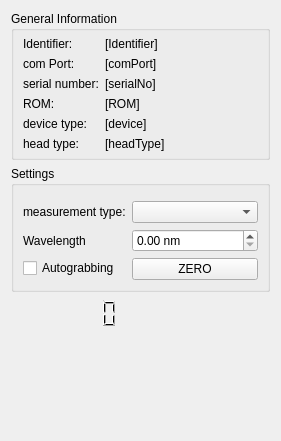
Qt form OphirSerialPlugin/dockWidgetOphirSerialPlugin.ui (itom-project/plugins) before a commit.
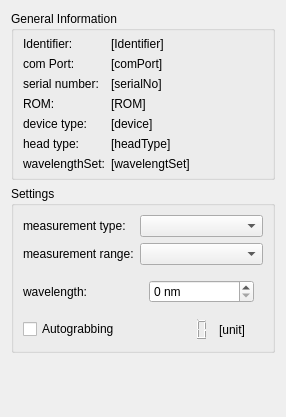
The same form after that commit. Custom widgets are drawn as their Qt base class.

Commit message: OphirSerialPlugin: added dockWidget and read current parameter info

Patch:
```diff
--- a/OphirSerialPlugin/dockWidgetOphirSerialPlugin.ui
+++ b/OphirSerialPlugin/dockWidgetOphirSerialPlugin.ui
@@ -6,8 +6,8 @@
    <rect>
     <x>0</x>
     <y>0</y>
-    <width>281</width>
-    <height>441</height>
+    <width>286</width>
+    <height>417</height>
    </rect>
   </property>
   <property name="windowTitle">
@@ -32,13 +32,6 @@
       <property name="bottomMargin">
        <number>6</number>
       </property>
-      <item row="1" column="0">
-       <widget class="QLabel" name="label_6">
-        <property name="text">
-         <string>com Port:</string>
-        </property>
-       </widget>
-      </item>
       <item row="0" column="0">
        <widget class="QLabel" name="lbl1">
         <property name="sizePolicy">
@@ -52,20 +45,6 @@
         </property>
        </widget>
       </item>
-      <item row="0" column="1" colspan="2">
-       <widget class="QLabel" name="lblIdentifier">
-        <property name="text">
-         <string>[Identifier]</string>
-        </property>
-       </widget>
-      </item>
-      <item row="1" column="1">
-       <widget class="QLabel" name="lblComPort">
-        <property name="text">
-         <string>[comPort]</string>
-        </property>
-       </widget>
-      </item>
       <item row="4" column="0">
        <widget class="QLabel" name="label_8">
         <property name="text">
@@ -73,6 +52,13 @@
         </property>
        </widget>
       </item>
+      <item row="1" column="0">
+       <widget class="QLabel" name="label_6">
+        <property name="text">
+         <string>com Port:</string>
+        </property>
+       </widget>
+      </item>
       <item row="4" column="1">
        <widget class="QLabel" name="lblDeviceType">
         <property name="text">
@@ -87,6 +73,20 @@
         </property>
        </widget>
       </item>
+      <item row="0" column="1" colspan="2">
+       <widget class="QLabel" name="lblIdentifier">
+        <property name="text">
+         <string>[Identifier]</string>
+        </property>
+       </widget>
+      </item>
+      <item row="1" column="1">
+       <widget class="QLabel" name="lblComPort">
+        <property name="text">
+         <string>[comPort]</string>
+        </property>
+       </widget>
+      </item>
       <item row="3" column="1">
        <widget class="QLabel" name="lblROM">
         <property name="text">
@@ -101,6 +101,13 @@
         </property>
        </widget>
       </item>
+      <item row="5" column="1">
+       <widget class="QLabel" name="lblHead">
+        <property name="text">
+         <string>[headType]</string>
+        </property>
+       </widget>
+      </item>
       <item row="2" column="1">
        <widget class="QLabel" name="lblSerialNo">
         <property name="text">
@@ -115,10 +122,17 @@
         </property>
        </widget>
       </item>
-      <item row="5" column="1">
-       <widget class="QLabel" name="lblHead">
+      <item row="6" column="0">
+       <widget class="QLabel" name="label_3">
         <property name="text">
-         <string>[headType]</string>
+         <string>wavelengthSet:</string>
+        </property>
+       </widget>
+      </item>
+      <item row="6" column="1">
+       <widget class="QLabel" name="lblWavelengthSet">
+        <property name="text">
+         <string>[wavelengtSet]</string>
         </property>
        </widget>
       </item>
@@ -130,65 +144,71 @@
      <property name="title">
       <string>Settings</string>
      </property>
-     <layout class="QFormLayout" name="formLayout">
-      <item row="0" column="0" colspan="2">
-       <widget class="SliderWidget" name="sliderPowerRange" native="true">
-        <property name="decimals" stdset="0">
-         <number>9</number>
-        </property>
-        <property name="suffix" stdset="0">
-         <string>mW</string>
-        </property>
-        <property name="tracking" stdset="0">
-         <bool>false</bool>
-        </property>
-       </widget>
-      </item>
-      <item row="2" column="0">
-       <widget class="QLabel" name="label">
-        <property name="text">
-         <string>Wavelength</string>
-        </property>
-       </widget>
+     <layout class="QGridLayout" name="gridLayout_4">
+      <item row="1" column="1">
+       <widget class="QComboBox" name="comboBoxRange"/>
       </item>
       <item row="2" column="1">
-       <widget class="QDoubleSpinBox" name="dspinWavelength">
+       <widget class="QStackedWidget" name="stackedWidgetWavelengthSet">
+        <widget class="QWidget" name="page">
+         <layout class="QGridLayout" name="gridLayout_3">
+          <item row="0" column="0">
+           <widget class="QDoubleSpinBox" name="doubleSpinWavelength">
         <property name="keyboardTracking">
          <bool>false</bool>
         </property>
         <property name="suffix">
          <string> nm</string>
         </property>
-       </widget>
-      </item>
-      <item row="3" column="0">
-       <widget class="QCheckBox" name="checkAutograbbing">
-        <property name="text">
-         <string>Autograbbing</string>
-        </property>
-       </widget>
-      </item>
-      <item row="3" column="1">
-       <widget class="QPushButton" name="btnZero">
-        <property name="text">
-         <string>ZERO</string>
-        </property>
-       </widget>
+            <property name="decimals">
+             <number>0</number>
+            </property>
+            <property name="maximum">
+             <double>10000.000000000000000</double>
+            </property>
+           </widget>
+          </item>
+         </layout>
+        </widget>
+        <widget class="QWidget" name="page_2">
+         <layout class="QGridLayout" name="gridLayout_5">
+          <item row="0" column="0">
+           <widget class="QComboBox" name="comboBoxWavelength"/>
+          </item>
+         </layout>
+        </widget>
+       </widget>
       </item>
-      <item row="1" column="0">
+      <item row="0" column="0">
        <widget class="QLabel" name="label_2">
         <property name="text">
          <string>measurement type:</string>
         </property>
        </widget>
       </item>
-      <item row="1" column="1">
+      <item row="2" column="0">
+       <widget class="QLabel" name="label">
+        <property name="text">
+         <string>wavelength:</string>
+        </property>
+       </widget>
+      </item>
+      <item row="1" column="0">
+       <widget class="QLabel" name="label_4">
+        <property name="text">
+         <string>measurement range:</string>
+        </property>
+       </widget>
+      </item>
+      <item row="0" column="1">
        <widget class="QComboBox" name="comboBoxMeasurementType"/>
       </item>
-     </layout>
-    </widget>
-   </item>
-   <item row="2" column="0">
+      <item row="3" column="1">
+       <layout class="QHBoxLayout" name="horizontalLayout">
+        <property name="topMargin">
+         <number>0</number>
+        </property>
+        <item>
     <widget class="QLCDNumber" name="lcdNumber">
      <property name="lineWidth">
       <number>0</number>
@@ -210,6 +230,25 @@
      </property>
     </widget>
    </item>
+        <item>
+         <widget class="QLabel" name="lblUnit">
+          <property name="text">
+           <string>[unit]</string>
+          </property>
+         </widget>
+        </item>
+       </layout>
+      </item>
+      <item row="3" column="0">
+       <widget class="QCheckBox" name="checkAutograbbing">
+        <property name="text">
+         <string>Autograbbing</string>
+        </property>
+       </widget>
+      </item>
+     </layout>
+    </widget>
+   </item>
    <item row="2" column="1">
     <widget class="QLabel" name="labelVal">
      <property name="font">
@@ -243,13 +282,6 @@
    </item>
   </layout>
  </widget>
- <customwidgets>
-  <customwidget>
-   <class>SliderWidget</class>
-   <extends>QWidget</extends>
-   <header>sliderWidget.h</header>
-  </customwidget>
- </customwidgets>
  <resources/>
  <connections/>
 </ui>
```
Lines whose indentation alone changed are shown as unchanged. The commit also changes 4 other files.
